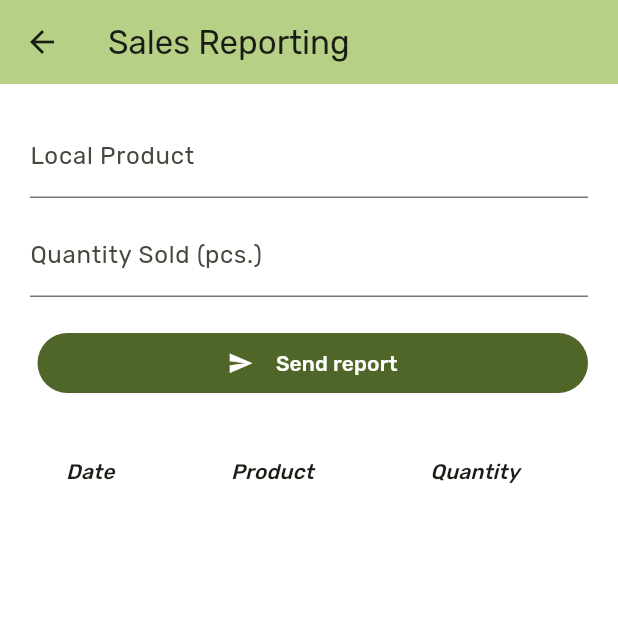
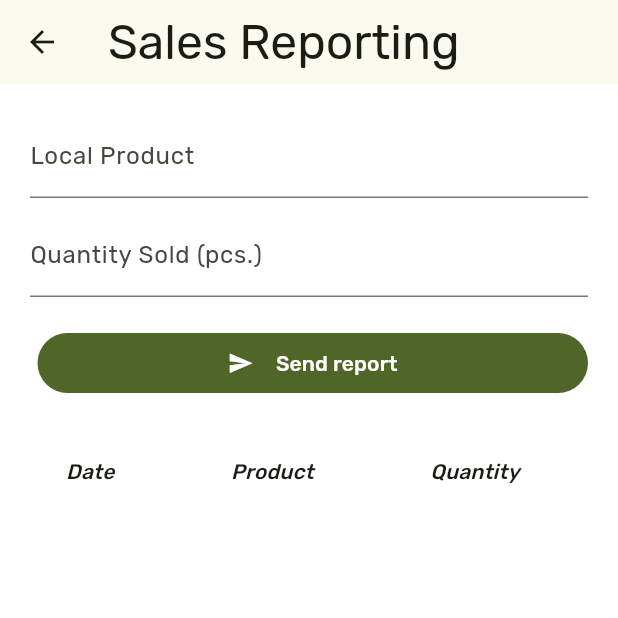
Before and after one commit to vallejohn/clinica_de_alternativo, a Flutter app: the SaleReportingPage screen opened by its route, on a phone screen of 412 x 824 dp, the top half of it. Run offline on Flutter 3.47's test engine with Material 3 defaults, Android fonts, the phone set to English and light mode, and no system bars; our stand-ins replace auto_route, cloud_firestore, dartz, equatable, firebase_auth, firebase_core and 5 more; missing offline and left inert: flutter_flavor; accounts and stored records are empty; statements that could not run were skipped.

```diff
--- a/lib/src/sales_reporting/presentation/pages.dart
+++ b/lib/src/sales_reporting/presentation/pages.dart
@@ -7,6 +7,7 @@ import 'package:clinica_de_alternativo/src/sales_reporting/presentation/blocs/se
 import 'package:flutter/material.dart';
 import 'package:flutter_bloc/flutter_bloc.dart';
 import 'package:intl/intl.dart';
+import 'package:ionicons/ionicons.dart';
 
 part 'sale_reporting_page.dart';
 part 'search_products_page.dart';
--- a/lib/src/sales_reporting/presentation/sale_reporting_page.dart
+++ b/lib/src/sales_reporting/presentation/sale_reporting_page.dart
@@ -16,8 +16,7 @@ class _SaleReportingPageState extends State<SaleReportingPage> {
   Widget build(BuildContext context) {
     return Scaffold(
       appBar: AppBar(
-        backgroundColor: Theme.of(context).colorScheme.inversePrimary,
-        title: const Text('Sales Reporting'),
+        title: Text('Sales Reporting', style: Theme.of(context).textTheme.headlineLarge,),
       ),
       backgroundColor: Colors.white,
       body: SingleChildScrollView(
```
